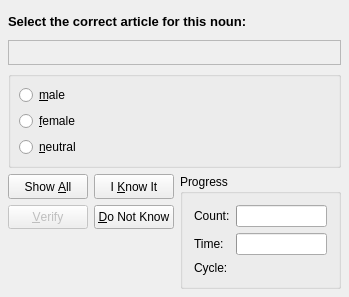
Above: kvoctrain/query-dialogs/ArtQueryDlgForm.ui from KDE/parley before the change. Below: the same form after it.
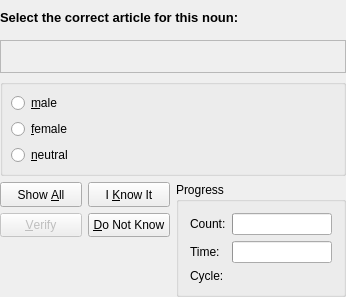
That is the form after the change.

Commit message: Adjust layout margin

Diff of the .ui file:
```diff
--- a/kvoctrain/query-dialogs/ArtQueryDlgForm.ui
+++ b/kvoctrain/query-dialogs/ArtQueryDlgForm.ui
@@ -20,7 +20,7 @@
   </property>
   <layout class="QGridLayout" >
    <property name="margin" >
-    <number>8</number>
+    <number>0</number>
    </property>
    <property name="spacing" >
     <number>6</number>
```
